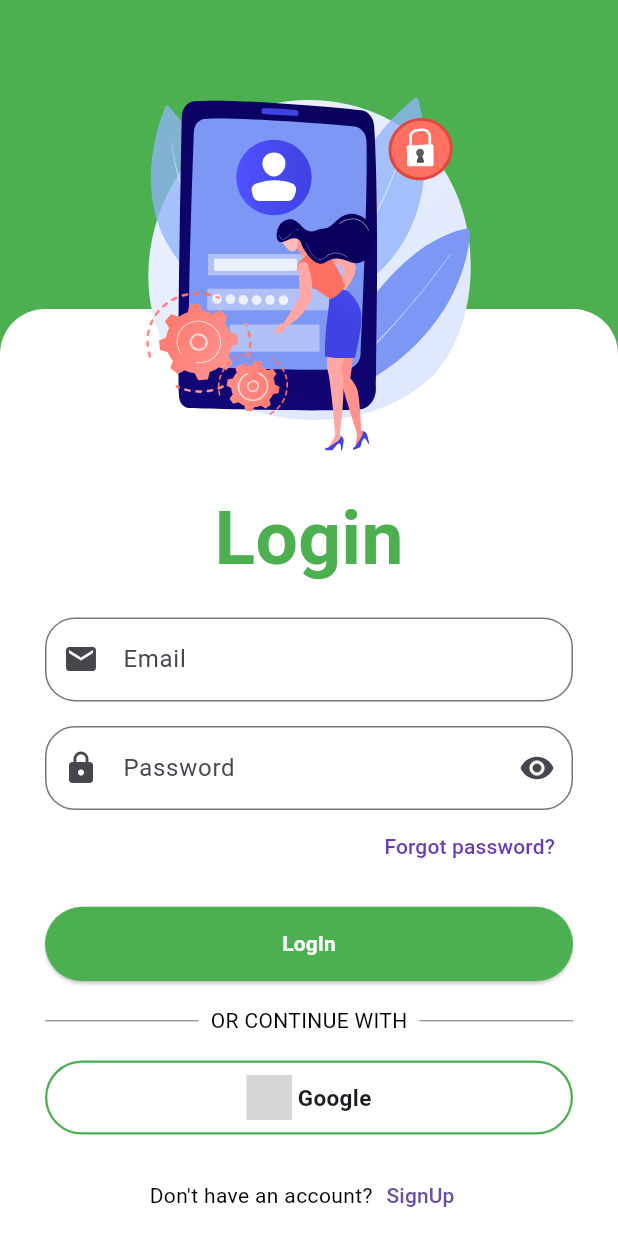
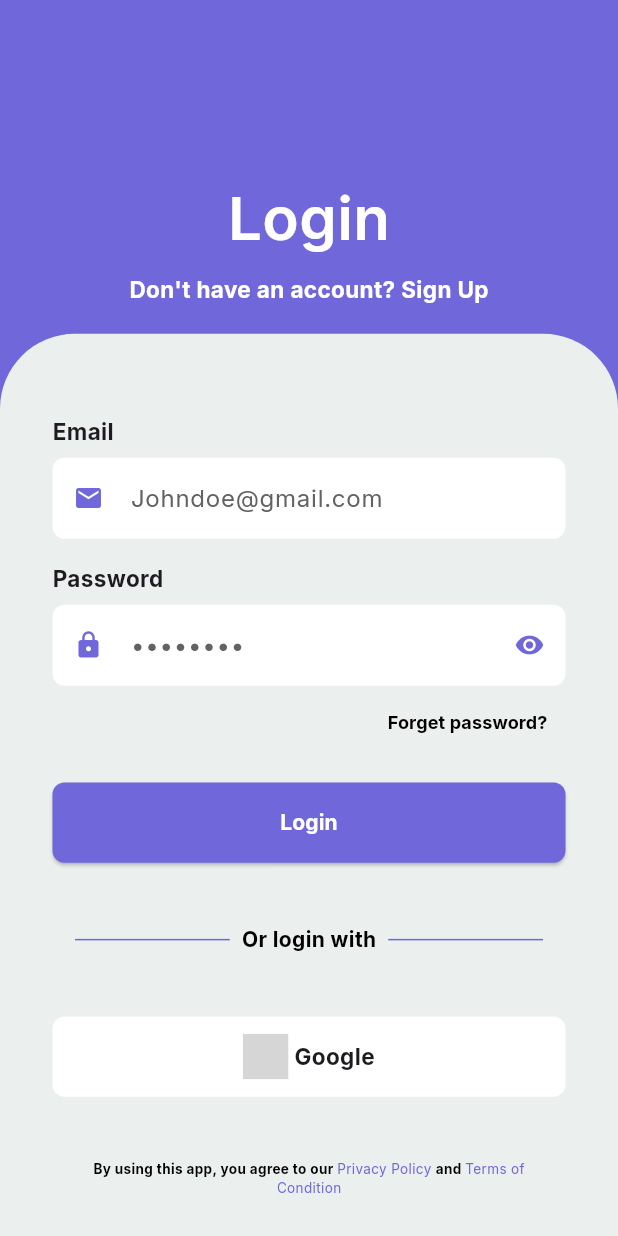
Before and after one commit to Sabinkc/order_management_system, a Flutter app: the screen it shows after launch, on a phone screen of 412 x 824 dp. Run offline on Flutter 3.47's test engine with Material 3 defaults, Android fonts, the phone set to English and light mode, and no system bars; drawn by our look-alikes of keyboard_dismisser; our stand-ins replace google_fonts, icons_plus; grey boxes are pictures that could not be loaded.

Commit message:
login and signup new ui implemented

```diff
--- a/lib/common/common_color.dart
+++ b/lib/common/common_color.dart
@@ -1,6 +1,9 @@
 import 'package:flutter/material.dart';
 
 class CommonColor {
-  static Color primaryColor = Colors.green;
+  static Color primaryColor = Color(0xFF7067DB);
+  static Color commonGreyColor = Color(0xFFEBEFEE);
   static Color secondaryColor = Colors.deepPurple;
+  static Color mediumGreyColor = Color(0xFF9C9C9C);
+  static Color darkGreyColor = Color(0xFF626262);
 }
--- a/lib/common/common_textfield.dart
+++ b/lib/common/common_textfield.dart
@@ -1,4 +1,5 @@
 import 'package:flutter/material.dart';
+import 'package:order_management_system/common/common_color.dart';
 
 class CommonTextfield extends StatelessWidget {
   final String hintText;
@@ -17,13 +18,52 @@ class CommonTextfield extends StatelessWidget {
   @override
   Widget build(BuildContext context) {
     return TextFormField(
+
       controller: controller,
       decoration: InputDecoration(
+        contentPadding: EdgeInsets.symmetric(horizontal: 10, vertical: 15),
+        fillColor: Colors.white,
+        filled: true,
+        hintText: hintText,
+        hintStyle: TextStyle(
+          color: CommonColor.darkGreyColor,
 
-        hintText: hintText,
-        prefixIcon: Icon(prefixIcon),
-        suffixIcon: Icon(suffixIcon),
-        border: OutlineInputBorder(borderRadius: BorderRadius.circular(20)),
+        ),
+        prefixIcon: Icon(
+          prefixIcon,
+          size: 20,
+          color: CommonColor.primaryColor,
+        ),
+        suffixIcon: Icon(
+          suffixIcon,
+          size: 20,
+          color: CommonColor.primaryColor,
+        ),
+        enabledBorder: OutlineInputBorder(
+          borderRadius: BorderRadius.circular(8),
+          borderSide:
+              BorderSide(color: Colors.transparent), // Transparent border
+        ),
+        focusedBorder: OutlineInputBorder(
+          borderRadius: BorderRadius.circular(8),
+          borderSide: BorderSide(
+              color: CommonColor.primaryColor,
+              width: 2), // Focused border color
+        ),
+        errorBorder: OutlineInputBorder(
+          borderRadius: BorderRadius.circular(8),
+          borderSide:
+              BorderSide(color: Colors.red, width: 2), // Error border color
+        ),
+        focusedErrorBorder: OutlineInputBorder(
+          borderRadius: BorderRadius.circular(8),
+          borderSide: BorderSide(
+              color: Colors.red, width: 2), // Focused error border color
+        ),
+        disabledBorder: OutlineInputBorder(
+          borderRadius: BorderRadius.circular(8),
+          borderSide: BorderSide(color: Colors.grey), // Disabled border color
+        ),
       ),
     );
   }
--- a/lib/features/login/presentation/login_screen.dart
+++ b/lib/features/login/presentation/login_screen.dart
@@ -1,15 +1,11 @@
 import 'package:flutter/cupertino.dart';
 import 'package:flutter/material.dart';
 import 'package:keyboard_dismisser/keyboard_dismisser.dart';
-
-import 'package:lottie/lottie.dart';
-
 import 'package:order_management_system/common/common_color.dart';
 import 'package:order_management_system/common/common_textfield.dart';
 import 'package:icons_plus/icons_plus.dart';
 import 'package:order_management_system/features/dashboard/presentation/dashboard_screen.dart';
-
-import 'package:order_management_system/features/register/presentation/register_screen.dart';
+import 'package:order_management_system/features/register/presentation/signup_screen.dart';
 
 class LoginScreen extends StatelessWidget {
   const LoginScreen({super.key});
@@ -26,60 +22,100 @@ class LoginScreen extends StatelessWidget {
             children: [
               Positioned(
                 top: screenHeight *
-                    0.25, // Start the green background below the "Login" text
+                    0.27, // Start the green background below the "Login" text
                 left: 0,
                 right: 0,
                 bottom: 0,
                 child: Container(
                   decoration: BoxDecoration(
-                    color:
-                        Colors.white, // Replace with your desired green color
+                    color: CommonColor
+                        .commonGreyColor, // Replace with your desired green color
                     borderRadius: BorderRadius.only(
-                      topLeft: Radius.circular(30),
-                      topRight: Radius.circular(30),
+                      topLeft: Radius.circular(50),
+                      topRight: Radius.circular(50),
                     ),
                   ),
                 ),
               ),
               // Main content
               Padding(
-                padding: EdgeInsets.symmetric(horizontal: 20, vertical: 10),
+                padding: EdgeInsets.symmetric(horizontal: 25, vertical: 10),
                 child: Column(
                   crossAxisAlignment: CrossAxisAlignment.start,
                   children: [
-                    SizedBox(height: screenHeight * 0.02),
-                    // Animation at the top
-                    Center(
-                      child: Lottie.asset(
-                        "assets/animations/login_animation.json",
-                        height: screenHeight * 0.35,
-                      ),
+                    SizedBox(
+                      height: screenHeight * 0.13,
                     ),
-                    SizedBox(height: screenHeight * 0.01),
-                    // Login text
                     Center(
                       child: Text(
                         "Login",
                         style: TextStyle(
-                          color: CommonColor.primaryColor,
-                          fontSize: 50,
+                          color: Colors.white,
+                          fontSize: 40,
                           fontWeight: FontWeight.w600,
                         ),
                       ),
                     ),
-                    SizedBox(height: screenHeight * 0.02),
-                    // Form container (overlapping the green background)
+                    SizedBox(
+                      height: screenHeight * 0.01,
+                    ),
+                    Center(
+                        child: Row(
+                      mainAxisAlignment: MainAxisAlignment.center,
+                      children: [
+                        Text(
+                          "Don't have an account? ",
+                          style: TextStyle(
+                              color: Colors.white,
+                              fontSize: 15,
+                              fontWeight: FontWeight.bold),
+                        ),
+                        GestureDetector(
+                          onTap: () {
+                            Navigator.push(
+                                context,
+                                CupertinoPageRoute(
+                                    builder: (context) => SignupScreen()));
+                          },
+                          child: Text(
+                            "Sign Up",
+                            style: TextStyle(
+                                color: Colors.white,
+                                fontSize: 15,
+                                fontWeight: FontWeight.bold),
+                          ),
+                        ),
+                      ],
+                    )),
+                    SizedBox(height: screenHeight * 0.09),
                     Padding(
                       padding: EdgeInsets.symmetric(horizontal: 10),
                       child: Column(
+                        crossAxisAlignment: CrossAxisAlignment.start,
                         children: [
+                          Text(
+                            "Email",
+                            style: TextStyle(
+                                fontSize: 15, fontWeight: FontWeight.bold),
+                          ),
+                          SizedBox(
+                            height: screenHeight * 0.008,
+                          ),
                           CommonTextfield(
-                            hintText: "Email",
+                            hintText: "Johndoe@gmail.com",
                             prefixIcon: Icons.email,
                           ),
                           SizedBox(height: screenHeight * 0.02),
+                          Text(
+                            "Password",
+                            style: TextStyle(
+                                fontSize: 15, fontWeight: FontWeight.bold),
+                          ),
+                          SizedBox(
+                            height: screenHeight * 0.008,
+                          ),
                           CommonTextfield(
-                            hintText: "Password",
+                            hintText: "••••••••",
                             prefixIcon: Icons.lock,
                             suffixIcon: Icons.visibility,
                           ),
@@ -88,19 +124,22 @@ class LoginScreen extends StatelessWidget {
                             child: TextButton(
                               onPressed: () {},
                               child: Text(
-                                "Forgot password?",
+                                "Forget password?",
                                 style: TextStyle(
-                                  color: CommonColor.secondaryColor,
-                                ),
+                                    fontSize: 12,
+                                    fontWeight: FontWeight.bold,
+                                    color: Colors.black),
                               ),
                             ),
                           ),
                           SizedBox(height: screenHeight * 0.02),
                           SizedBox(
                             width: double.infinity,
-                            height: screenHeight * 0.06,
+                            height: screenHeight * 0.065,
                             child: ElevatedButton(
                                 style: ElevatedButton.styleFrom(
+                                    shape: RoundedRectangleBorder(
+                                        borderRadius: BorderRadius.circular(8)),
                                     foregroundColor: Colors.white,
                                     backgroundColor: CommonColor.primaryColor),
                                 onPressed: () {
@@ -111,36 +150,46 @@ class LoginScreen extends StatelessWidget {
                                               DashboardScreen()));
                                 },
                                 child: Text(
-                                  "LogIn",
+                                  "Login",
                                   style: TextStyle(fontWeight: FontWeight.bold),
                                 )),
                           ),
-                          SizedBox(height: screenHeight * 0.02),
+                          SizedBox(height: screenHeight * 0.05),
                           Row(
                             children: [
-                              Expanded(child: Divider(color: Colors.grey)),
+                              Expanded(
+                                  child: Padding(
+                                      padding: EdgeInsets.only(left: 15),
+                                      child: Divider(
+                                          color: CommonColor.primaryColor))),
                               Padding(
                                 padding:
                                     const EdgeInsets.symmetric(horizontal: 8.0),
                                 child: Text(
-                                  "OR CONTINUE WITH",
-                                  style: TextStyle(color: Colors.black),
+                                  "Or login with",
+                                  style: TextStyle(
+                                      fontWeight: FontWeight.bold,
+                                      color: Colors.black),
                                 ),
                               ),
-                              Expanded(child: Divider(color: Colors.grey)),
+                              Expanded(
+                                  child: Padding(
+                                      padding: EdgeInsets.only(right: 15),
+                                      child: Divider(
+                                          color: CommonColor.primaryColor))),
                             ],
                           ),
-                          SizedBox(height: screenHeight * 0.02),
+                          SizedBox(height: screenHeight * 0.05),
                           GestureDetector(
                             onTap: () {},
                             child: Container(
-                              height: screenHeight * 0.06,
+                              height: screenHeight * 0.065,
                               padding: EdgeInsets.all(5),
                               decoration: BoxDecoration(
-                                border: Border.all(
-                                    color: CommonColor.primaryColor,
-                                    width: 1.5),
-                                borderRadius: BorderRadius.circular(30),
+                                color: Colors.white,
+                                border:
+                                    Border.all(color: Colors.white, width: 1.5),
+                                borderRadius: BorderRadius.circular(8),
                               ),
                               child: Center(
                                 child: Row(
@@ -159,35 +208,49 @@ class LoginScreen extends StatelessWidget {
                               ),
                             ),
                           ),
-                          SizedBox(height: screenHeight * 0.02),
+                          SizedBox(height: screenHeight * 0.05),
                           Row(
                             mainAxisAlignment: MainAxisAlignment.center,
                             children: [
                               Text(
-                                "Don't have an account?",
-                                style: TextStyle(color: Colors.black),
+                                "By using this app, you agree to our ",
+                                style: TextStyle(
+                                    fontWeight: FontWeight.bold,
+                                    fontSize: 9,
+                                    color: Colors.black),
                               ),
-                              TextButton(
-                                style: TextButton.styleFrom(
-                                    padding: EdgeInsets.all(0)),
-                                onPressed: () {
-                                  Navigator.push(
-                                    context,
-                                    CupertinoPageRoute(
-                                      builder: (context) => RegisterScreen(),
-                                    ),
-                                  );
-                                },
-                                child: Text(
-                                  "SignUp",
-                                  style: TextStyle(),
-                                ),
-                              )
+                              Text(
+                                "Privacy Policy ",
+                                style: TextStyle(
+                                    fontSize: 9,
+                                    color: CommonColor.primaryColor),
+                              ),
+                              Text(
+                                "and ",
+                                style: TextStyle(
+                                    fontWeight: FontWeight.bold,
+                                    fontSize: 9,
+                                    color: Colors.black),
+                              ),
+                              Text(
+                                "Terms of",
+                                style: TextStyle(
+                                    fontSize: 9,
+                                    color: CommonColor.primaryColor),
+                              ),
                             ],
+                          ),
+                          Center(
+                            child: Text(
+                              "Condition",
+                              style: TextStyle(
+                                  fontSize: 9, color: CommonColor.primaryColor),
+                            ),
                           ),
                         ],
                       ),
                     ),
+                    SizedBox(height: screenHeight * 0.03),
                   ],
                 ),
               ),
--- a/lib/main.dart
+++ b/lib/main.dart
@@ -1,4 +1,5 @@
 import 'package:flutter/material.dart';
+import 'package:google_fonts/google_fonts.dart';
 import 'package:order_management_system/features/dashboard/domain/tab_bar_provider.dart';
 import 'package:order_management_system/features/login/presentation/login_screen.dart';
 import 'package:provider/provider.dart';
@@ -14,9 +15,12 @@ class MyApplication extends StatelessWidget {
   Widget build(BuildContext context) {
     return MultiProvider(
       providers: [
-        Provider<TabBarProvider>(create: (_)=> TabBarProvider()),
+        Provider<TabBarProvider>(create: (_) => TabBarProvider()),
       ],
       child: MaterialApp(
+        theme: ThemeData(
+          textTheme: GoogleFonts.interTextTheme(),
+        ),
         debugShowCheckedModeBanner: false,
         home: LoginScreen(),
       ),
--- a/pubspec.yaml
+++ b/pubspec.yaml
@@ -40,6 +40,7 @@ dependencies:
   keyboard_dismisser: ^3.0.0
   water_drop_nav_bar: ^2.2.2
   provider: ^6.1.2
+  google_fonts: ^6.2.1
 
 dev_dependencies:
   flutter_test:
```
Also changed, not shown: lib/features/register/presentation/register_screen.dart (deleted, +0 -151 lines), lib/features/register/presentation/signup_screen.dart (added, +240 -0 lines), pubspec.lock, 1 other file.
